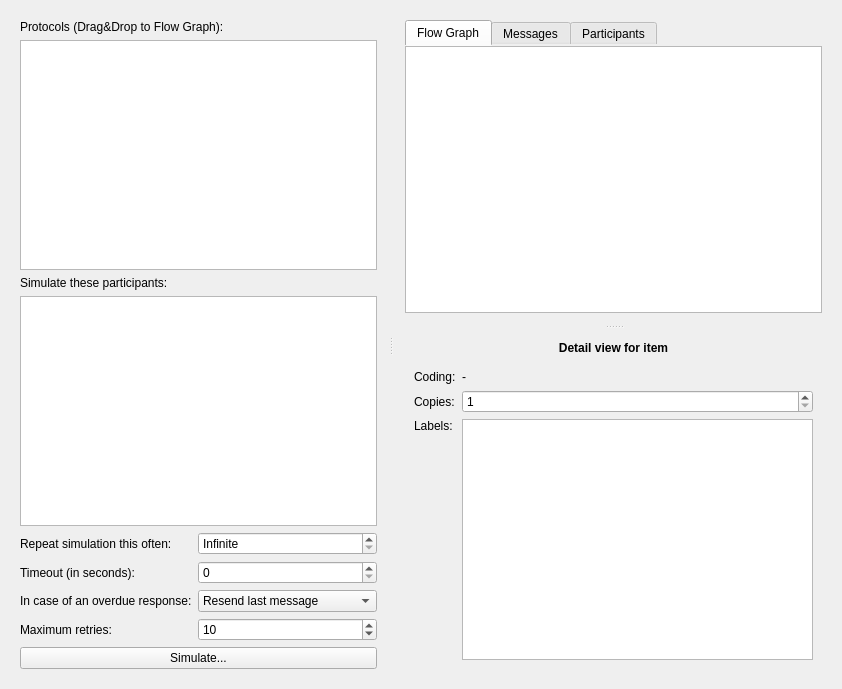
The window that data/ui/simulator.ui (jopohl/urh) describes before a commit, drawn with Qt 5.
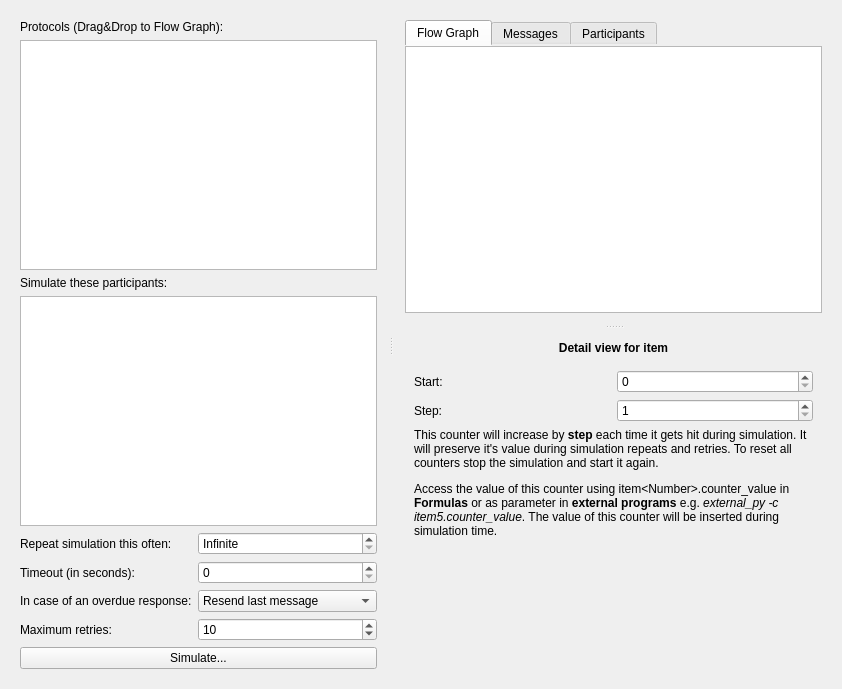
The same window after the commit. The open tabs and pages were chosen to show the change. Icons and pictures are not drawn. Custom widgets are drawn as their Qt base class.

Commit message: add counter action

```diff
--- a/data/ui/simulator.ui
+++ b/data/ui/simulator.ui
@@ -766,6 +766,68 @@
                 </item>
                </layout>
               </widget>
+              <widget class="QWidget" name="page">
+               <layout class="QVBoxLayout" name="verticalLayout_11">
+                <item>
+                 <layout class="QGridLayout" name="gridLayout_2">
+                  <item row="2" column="1">
+                   <widget class="QSpinBox" name="spinBoxCounterStep">
+                    <property name="minimum">
+                     <number>1</number>
+                    </property>
+                    <property name="maximum">
+                     <number>999999</number>
+                    </property>
+                   </widget>
+                  </item>
+                  <item row="1" column="0">
+                   <widget class="QLabel" name="label_15">
+                    <property name="text">
+                     <string>Start:</string>
+                    </property>
+                   </widget>
+                  </item>
+                  <item row="2" column="0">
+                   <widget class="QLabel" name="label_16">
+                    <property name="text">
+                     <string>Step:</string>
+                    </property>
+                   </widget>
+                  </item>
+                  <item row="1" column="1">
+                   <widget class="QSpinBox" name="spinBoxCounterStart">
+                    <property name="maximum">
+                     <number>999999</number>
+                    </property>
+                   </widget>
+                  </item>
+                 </layout>
+                </item>
+                <item>
+                 <widget class="QLabel" name="label_17">
+                  <property name="text">
+                   <string>&lt;html&gt;&lt;head/&gt;&lt;body&gt;&lt;p&gt;This counter will increase by &lt;span style=&quot; font-weight:600;&quot;&gt;step&lt;/span&gt; each time it gets hit during simulation. It will preserve it's value during simulation repeats and retries. To reset all counters stop the simulation and start it again.&lt;/p&gt;&lt;p&gt;Access the value of this counter using item&amp;lt;Number&amp;gt;.counter_value in &lt;span style=&quot; font-weight:600;&quot;&gt;Formulas&lt;/span&gt; or as parameter in &lt;span style=&quot; font-weight:600;&quot;&gt;external programs&lt;/span&gt; e.g. &lt;span style=&quot; font-style:italic;&quot;&gt;external_py -c item5.counter_value&lt;/span&gt;. The value of this counter will be inserted during simulation time.&lt;/p&gt;&lt;/body&gt;&lt;/html&gt;</string>
+                  </property>
+                  <property name="wordWrap">
+                   <bool>true</bool>
+                  </property>
+                 </widget>
+                </item>
+                <item>
+                 <spacer name="verticalSpacer_3">
+                  <property name="orientation">
+                   <enum>Qt::Vertical</enum>
+                  </property>
+                  <property name="sizeHint" stdset="0">
+                   <size>
+                    <width>20</width>
+                    <height>36</height>
+                   </size>
+                  </property>
+                 </spacer>
+                </item>
+               </layout>
+              </widget>
              </widget>
             </item>
            </layout>
```
The commit also changes 11 other files.
